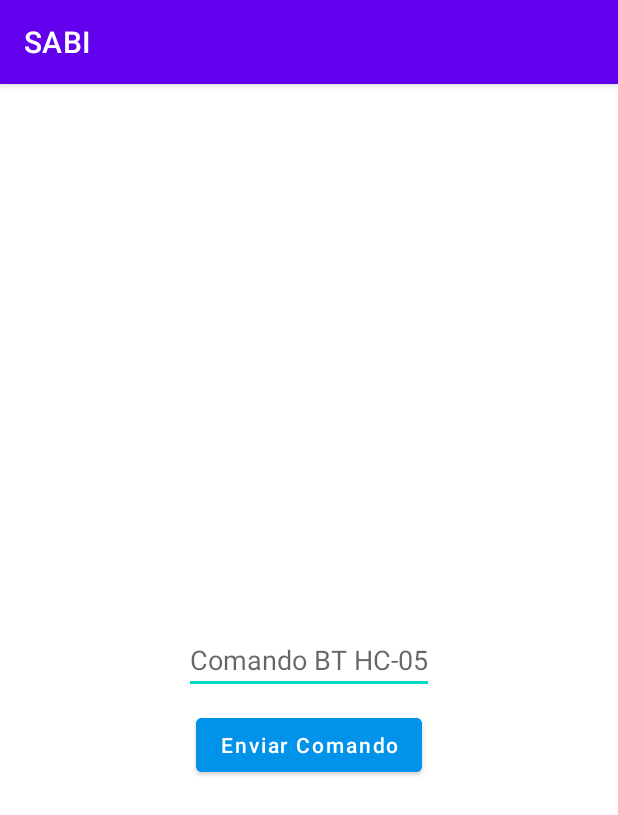
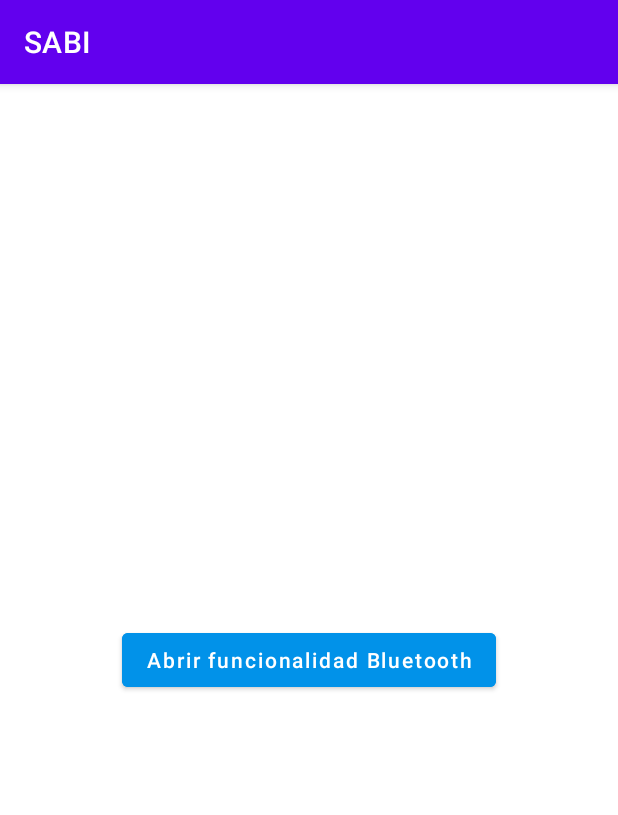
Before and after one commit to joniaranguri/AdvancedOperatingSystems-2022-2Q, an Android app: the screen it shows after launch (MainActivity), on a phone screen of 412 x 824 dp. Shown: the top 815 px of the screen. Run offline under Robolectric (Android 15) with nearby library versions, the phone set to English and light mode, and no system bars.

Commit message:
Se agrega main activity y se refactorea estructura MVP

```diff
--- /dev/null
+++ b/TP2/Android/app/src/main/java/com/example/sabi/contract/BaseContract.java
@@ -0,0 +1,27 @@
+package com.example.sabi.contract;
+
+import android.content.Context;
+
+public interface BaseContract {
+
+    interface IBaseView {
+        /**
+         * Gets View context.
+         *
+         * @return view context.
+         */
+        Context getViewContext();
+
+        /**
+         * Checks if view is currently attached
+         *
+         * @return true if view is attached, false otherwise.
+         */
+        boolean isAttached();
+    }
+
+    // ToDo: Ver si esto va a servir para comportamientos repetidos entre presenters; si no, borrar
+    interface IBasePresenter {
+
+    }
+}
--- a/TP2/Android/app/src/main/java/com/example/sabi/contract/Contract.java
+++ b/TP2/Android/app/src/main/java/com/example/sabi/contract/BluetoothContract.java
@@ -1,13 +1,10 @@
 package com.example.sabi.contract;
 
 import android.content.Context;
-import android.content.Intent;
 
-import androidx.appcompat.app.AppCompatActivity;
+public interface BluetoothContract {
 
-public interface Contract {
-
-    interface IAppModel {
+    interface IBluetoothModel {
         /**
          * Sends the current command to the Arduino device
          *
@@ -16,7 +13,7 @@ public interface Contract {
         void sendCommand(String command);
     }
 
-    interface IAppView {
+    interface IBluetoothView extends BaseContract.IBaseView {
         /**
          * Gets View context.
          *
@@ -32,18 +29,15 @@ public interface Contract {
         boolean isAttached();
 
         /**
-         * Navigates to the specified activity.
+         * Shows the current command in the UI
          *
-         * @param activityClass the next class activity
+         * @param command the command to be shown
          */
-        default void goToActivity(final Class<AppCompatActivity> activityClass) {
-            final Context currentContext = getViewContext();
-            Intent intent = new Intent(currentContext, activityClass);
-            currentContext.startActivity(intent);
-        }
+        void showCommand(String command);
     }
 
-    interface IAppPresenter {
+    interface IBluetoothPresenter extends BaseContract.IBasePresenter {
+
         /**
          * Checks if view is currently attached
          *
@@ -57,7 +51,6 @@ public interface Contract {
          * @param command the command to send
          */
         void sendCommand(String command);
-
     }
 
 }
--- /dev/null
+++ b/TP2/Android/app/src/main/java/com/example/sabi/contract/MainContract.java
@@ -0,0 +1,29 @@
+package com.example.sabi.contract;
+
+import androidx.appcompat.app.AppCompatActivity;
+
+public interface MainContract {
+
+    interface IMainView extends BaseContract.IBaseView {
+
+    }
+
+    interface IMainPresenter extends BaseContract.IBasePresenter {
+        /**
+         * Navigates to the specified activity.
+         *
+         * @param activityClass the next class activity
+         */
+        void goToActivity(final Class<? extends AppCompatActivity> activityClass);
+
+        /**
+         * Handles a click on the button to open the [BluetoothActivity].
+         */
+        void onBluetoothButtonClick();
+
+        /**
+         * Handles a click on the button to open the [SensorActivity].
+         */
+        void onSensorActivityClick();
+    }
+}
--- a/TP2/Android/app/src/main/java/com/example/sabi/model/AppModel.java
+++ /dev/null
@@ -1,17 +0,0 @@
-package com.example.sabi.model;
-
-import com.example.sabi.contract.Contract;
-
-public class AppModel implements Contract.IAppModel {
-
-    private Contract.IAppPresenter presenter;
-
-    public AppModel(Contract.IAppPresenter presenter) {
-        this.presenter = presenter;
-    }
-
-    @Override
-    public void sendCommand(String command) {
-        // Send command to device, no call the presenter
-    }
-}
--- a/TP2/Android/app/src/main/java/com/example/sabi/presenter/AppPresenter.java
+++ /dev/null
@@ -1,27 +0,0 @@
-package com.example.sabi.presenter;
-
-import com.example.sabi.contract.Contract;
-import com.example.sabi.model.AppModel;
-
-public class AppPresenter implements Contract.IAppPresenter {
-
-    private final Contract.IAppView view;
-    private final Contract.IAppModel model;
-
-    public AppPresenter(Contract.IAppView view) {
-        this.view = view;
-        model = new AppModel(this);
-    }
-
-    @Override
-    public void sendCommand(String command) {
-        if (isViewAttached()) {
-            model.sendCommand(command);
-        }
-    }
-
-    @Override
-    public boolean isViewAttached() {
-        return view.isAttached();
-    }
-}
--- /dev/null
+++ b/TP2/Android/app/src/main/java/com/example/sabi/presenter/MainPresenter.java
@@ -0,0 +1,35 @@
+package com.example.sabi.presenter;
+
+import android.content.Context;
+import android.content.Intent;
+
+import androidx.appcompat.app.AppCompatActivity;
+
+import com.example.sabi.contract.MainContract;
+import com.example.sabi.view.BluetoothActivity;
+
+public class MainPresenter implements MainContract.IMainPresenter {
+
+    private MainContract.IMainView view;
+
+    public MainPresenter(MainContract.IMainView view){
+        this.view = view;
+    }
+
+    @Override
+    public void goToActivity(Class<? extends AppCompatActivity> activityClass) {
+        final Context currentContext = view.getViewContext();
+        Intent intent = new Intent(currentContext, activityClass);
+        currentContext.startActivity(intent);
+    }
+
+    @Override
+    public void onBluetoothButtonClick() {
+        goToActivity(BluetoothActivity.class);
+    }
+
+    @Override
+    public void onSensorActivityClick() {
+        // ToDo: Abrir activity para ver valores de un sensor del teléfono.
+    }
+}
--- a/TP2/Android/app/src/main/java/com/example/sabi/view/MainActivity.java
+++ b/TP2/Android/app/src/main/java/com/example/sabi/view/MainActivity.java
@@ -1,45 +1,34 @@
 package com.example.sabi.view;
-
-import static com.example.sabi.commons.Constants.MESSAGE_COMMAND_SHOULD_BE_NOT_EMPTY;
-
-import android.content.Context;
-import android.view.View;
-import android.widget.Button;
-import android.widget.EditText;
-import android.widget.Toast;
 
 import androidx.appcompat.app.AppCompatActivity;
 
+import android.content.Context;
 import android.os.Bundle;
+import android.view.View;
+import android.widget.Button;
 
 import com.example.sabi.R;
-import com.example.sabi.contract.Contract;
-import com.example.sabi.presenter.AppPresenter;
+import com.example.sabi.contract.MainContract;
+import com.example.sabi.presenter.MainPresenter;
 
-public class MainActivity extends AppCompatActivity implements MainView {
+public class MainActivity extends AppCompatActivity implements MainContract.IMainView {
 
-    private Button sendCommandButton;
-    private EditText editText;
-    private Contract.IAppPresenter presenter;
+    private Button bluetoothButton;
+    // ToDo: Agregar botón para abrir la actividad que muestra valores de un sensor del device.
+    private MainContract.IMainPresenter presenter;
 
     @Override
     protected void onCreate(Bundle savedInstanceState) {
         super.onCreate(savedInstanceState);
         setContentView(R.layout.activity_main);
-        sendCommandButton = findViewById(R.id.button);
-        editText = findViewById(R.id.editText);
-        presenter = new AppPresenter(this);
-        sendCommandButton.setOnClickListener(getCommandButtonListener());
-    }
-
-    private View.OnClickListener getCommandButtonListener() {
-        return view -> {
-            if (editText.getText().toString().isEmpty()) {
-                Toast.makeText(getViewContext(), MESSAGE_COMMAND_SHOULD_BE_NOT_EMPTY, Toast.LENGTH_SHORT).show();
-                return;
+        presenter = new MainPresenter(this);
+        bluetoothButton = findViewById(R.id.main_activity_bluetooth_button);
+        bluetoothButton.setOnClickListener(new View.OnClickListener() {
+            @Override
+            public void onClick(View view) {
+                presenter.onBluetoothButtonClick();
             }
-            presenter.sendCommand(editText.getText().toString());
-        };
+        });
     }
 
     @Override
@@ -51,9 +40,4 @@ public class MainActivity extends AppCompatActivity implements MainView {
     public boolean isAttached() {
         return this.hasWindowFocus();
     }
-
-    @Override
-    public void showCommand(String command) {
-        Toast.makeText(getViewContext(), command, Toast.LENGTH_SHORT).show();
-    }
 }
--- a/TP2/Android/app/src/main/java/com/example/sabi/view/MainView.java
+++ /dev/null
@@ -1,13 +0,0 @@
-package com.example.sabi.view;
-
-import com.example.sabi.contract.Contract;
-
-public interface MainView extends Contract.IAppView{
-
-    /**
-     * Shows the current command in the UI
-     *
-     * @param command the command to be shown
-     */
-    void showCommand(String command);
-}
--- a/TP2/Android/app/src/main/res/layout/activity_main.xml
+++ b/TP2/Android/app/src/main/res/layout/activity_main.xml
@@ -6,26 +6,16 @@
     android:layout_height="match_parent"
     tools:context=".view.MainActivity">
 
-    <EditText
-        android:id="@+id/editText"
+    <Button
+        android:id="@+id/main_activity_bluetooth_button"
         android:layout_width="wrap_content"
         android:layout_height="wrap_content"
-        android:hint="@string/command_bt_hc_05"
+        android:backgroundTint="@color/blue"
+        android:text="@string/open_bluetooth"
+        android:textAllCaps="false"
+        app:layout_constraintTop_toTopOf="parent"
         app:layout_constraintBottom_toBottomOf="parent"
-        app:layout_constraintEnd_toEndOf="parent"
-        app:layout_constraintStart_toStartOf="parent"
-        app:layout_constraintTop_toTopOf="parent" />
-
-    <Button
-        android:id="@+id/button"
-        android:layout_width="wrap_content"
-        android:layout_height="wrap_content"
-        android:layout_marginTop="10dp"
-        android:backgroundTint="@color/blue"
-        android:text="@string/send_command_hint"
-        android:textAllCaps="false"
-        app:layout_constraintEnd_toEndOf="@+id/editText"
-        app:layout_constraintStart_toStartOf="@+id/editText"
-        app:layout_constraintTop_toBottomOf="@+id/editText" />
+        app:layout_constraintLeft_toLeftOf="parent"
+        app:layout_constraintRight_toRightOf="parent" />
 
 </androidx.constraintlayout.widget.ConstraintLayout>
--- a/TP2/Android/app/src/main/res/values/strings.xml
+++ b/TP2/Android/app/src/main/res/values/strings.xml
@@ -1,5 +1,9 @@
 <resources>
+    <!-- APP -->
     <string name="app_name">SABI</string>
+    <!-- MAIN ACTIVITY -->
+    <string name="open_bluetooth">Abrir funcionalidad Bluetooth</string>
+    <!-- BLUETOOTH ACTIVITY -->
     <string name="command_bt_hc_05">Comando BT HC-05</string>
     <string name="send_command_hint">Enviar Comando</string>
 </resources>
```
Also changed, not shown: TP2/Android/app/src/main/AndroidManifest.xml (+19 -6 lines), TP2/Android/app/src/main/java/com/example/sabi/model/BluetoothModel.java (added, +17 -0 lines), TP2/Android/app/src/main/java/com/example/sabi/presenter/BluetoothPresenter.java (added, +27 -0 lines), TP2/Android/app/src/main/java/com/example/sabi/view/BluetoothActivity.java (added, +59 -0 lines), TP2/Android/app/src/main/res/layout/activity_bluetooth.xml (added, +31 -0 lines).
